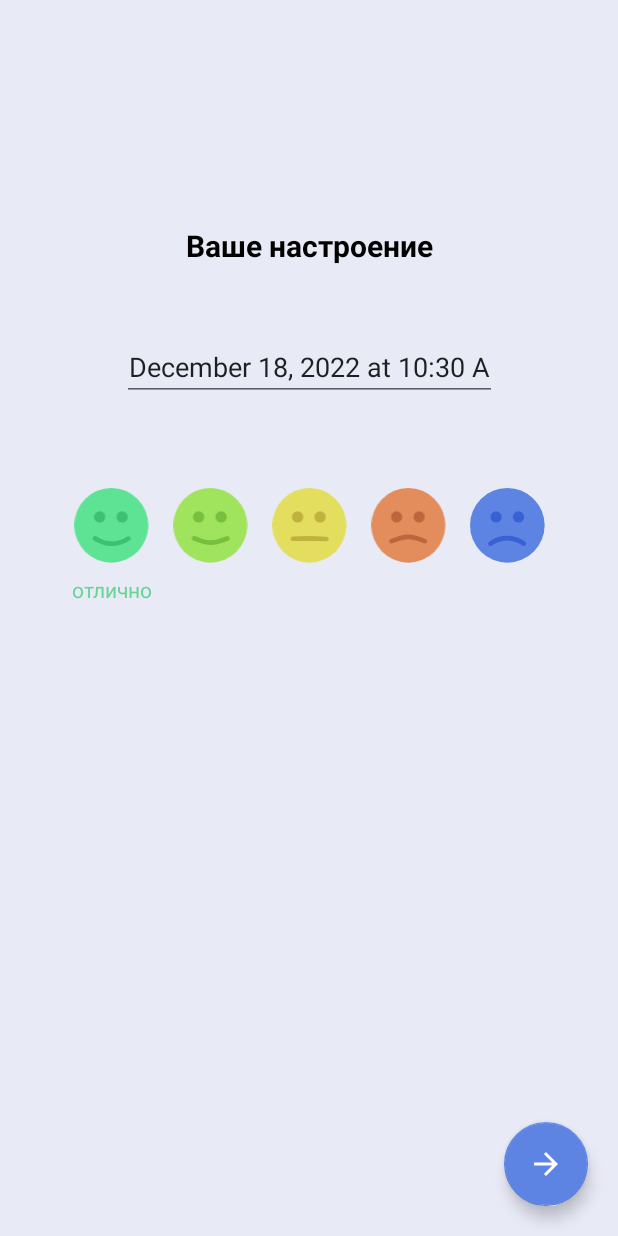
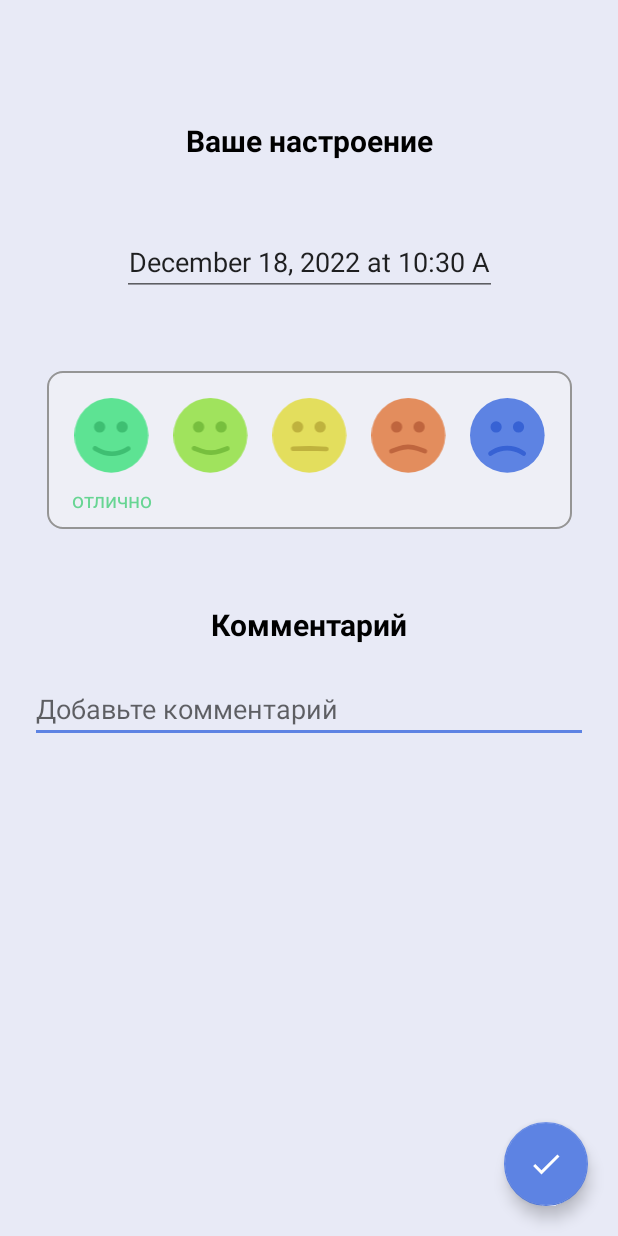
Before and after one commit to utiypoi/KP, an Android app: the CreateEntryActivity screen opened directly, with no data from a screen before it, after a tap on "Кнопка супер", on a phone screen of 412 x 824 dp. Run offline under Robolectric (Android 15) with nearby library versions, the phone set to English and light mode, and no system bars.

Commit message:
edit layouts

```diff
--- a/app/src/main/java/com/example/mymood/CreateEntryActivity.java
+++ b/app/src/main/java/com/example/mymood/CreateEntryActivity.java
@@ -4,7 +4,9 @@ import androidx.appcompat.app.AppCompatActivity;
 
 import android.app.DatePickerDialog;
 import android.app.TimePickerDialog;
+import android.content.ContentValues;
 import android.content.Intent;
+import android.database.sqlite.SQLiteDatabase;
 import android.os.Bundle;
 import android.text.InputType;
 import android.text.format.DateUtils;
@@ -22,31 +24,40 @@ import java.util.Calendar;
 
 public class CreateEntryActivity extends AppCompatActivity {
 
-    Button buttonCircle;
-    EditText dateTimePicker;
+    EditText dateTimePicker, editTextComment;
     Calendar calendar = Calendar.getInstance();
     TextView textViewSuper, textViewGood, textViewNeutral, textViewBad, textViewTerrible;
-    int textViewVisibility;
+    int priority;
     String textViewVisibilityString;
+
+    private MoodDBHelper dbHelper;
+    private SQLiteDatabase database;
 
     @Override
     protected void onCreate(Bundle savedInstanceState) {
         super.onCreate(savedInstanceState);
         setContentView(R.layout.activity_create_entry);
-        dateTimePicker = findViewById(R.id.editTextDateTime);
+        Init();
         setInitialDateTime();
-        dateTimePicker.setInputType(InputType.TYPE_CLASS_DATETIME);
         dateTimePicker.setOnClickListener(new View.OnClickListener() {
             @Override
             public void onClick(View view) {
                 showDateTimeDialog(dateTimePicker);
             }
         });
+    }
+
+    private void Init() {
+        dbHelper = new MoodDBHelper(this);
+        database = dbHelper.getWritableDatabase();
+        dateTimePicker = findViewById(R.id.editTextDateTime);
+        dateTimePicker.setInputType(InputType.TYPE_CLASS_DATETIME);
         textViewSuper = findViewById(R.id.textViewSuper);
         textViewGood = findViewById(R.id.textViewGood);
         textViewNeutral = findViewById(R.id.textViewNeutral);
         textViewBad = findViewById(R.id.textViewBad);
         textViewTerrible = findViewById(R.id.textViewTerrible);
+        editTextComment = findViewById(R.id.editTextComment);
     }
 
     private void setInitialDateTime() {
@@ -84,70 +95,88 @@ public class CreateEntryActivity extends AppCompatActivity {
         textViewNeutral.setVisibility(View.INVISIBLE);
         textViewBad.setVisibility(View.INVISIBLE);
         textViewTerrible.setVisibility(View.INVISIBLE);
-        textViewVisibility = 0;
+        textViewVisibilityString = "";
+        priority=0;
     }
 
     public void openSuperButton(View view) {
         stealthVisibility(view);
         textViewSuper.setVisibility(View.VISIBLE);
-        textViewVisibility = 1;
+        textViewVisibilityString = "Отлично";
+        priority=1;
     }
 
     public void openGoodButton(View view) {
         stealthVisibility(view);
         textViewGood.setVisibility(View.VISIBLE);
-        textViewVisibility = 2;
+        textViewVisibilityString = "Хорошо";
+        priority=2;
     }
 
     public void openNeutralButton(View view) {
         stealthVisibility(view);
         textViewNeutral.setVisibility(View.VISIBLE);
-        textViewVisibility = 3;
+        textViewVisibilityString = "Не очень";
+        priority=3;
     }
 
     public void openBadButton(View view) {
         stealthVisibility(view);
         textViewBad.setVisibility(View.VISIBLE);
-        textViewVisibility = 4;
+        textViewVisibilityString = "Плохо";
+        priority=4;
     }
 
     public void openTerribleButton(View view) {
         stealthVisibility(view);
         textViewTerrible.setVisibility(View.VISIBLE);
-        textViewVisibility = 5;
+        textViewVisibilityString = "Ужасно";
+        priority=5;
     }
 
-
-    public void openContinuationEntry(View view) {
-        if (textViewVisibility == 0) {
-            Toast.makeText(this, R.string.toast_mood_selection_warning, Toast.LENGTH_SHORT).show();
-        } else {
-            switch (textViewVisibility) {
-                case 1:
-                    textViewVisibilityString = getString(R.string.name_smiling_super);
-                    break;
-                case 2:
-                    textViewVisibilityString = getString(R.string.name_smiling_good);
-                    break;
-                case 3:
-                    textViewVisibilityString = getString(R.string.name_smiling_neutral);
-                    break;
-                case 4:
-                    textViewVisibilityString = getString(R.string.name_smiling_bad);
-                    break;
-                case 5:
-                    textViewVisibilityString = getString(R.string.name_smiling_terrible);
-                    break;
-            }
-            String dateTimeEntry = dateTimePicker.getText().toString();
-            Intent intent = new Intent(this, ContinuationCreateEntryActivity.class);
-            //название настроения - continuation activity
-            intent.putExtra("NameMood", textViewVisibilityString);
-            //строковое значение даты и времени
-            intent.putExtra("dateTimeEntry", dateTimeEntry);
-            //видимое настроение - continuation activity
-            intent.putExtra("IdMood", textViewVisibility);
+    public void saveEntry(View view) {
+            String textComment = editTextComment.getText().toString().trim();
+            String textDateTimeEntry = dateTimePicker.getText().toString();
+            ContentValues contentValues = new ContentValues();
+            contentValues.put(MoodContact.MoodEntry.COLUMN_NAME_MOOD, textViewVisibilityString);
+            contentValues.put(MoodContact.MoodEntry.COLUMN_COMMENT, textComment);
+            contentValues.put(MoodContact.MoodEntry.COLUMN_DATE_TIME_ENTRY, textDateTimeEntry);
+            contentValues.put(MoodContact.MoodEntry.COLUMN_PRIORITY, priority);
+            database.insert(MoodContact.MoodEntry.TABLE_NAME, null, contentValues);
+            Intent intent = new Intent(this, MainActivity.class);
             startActivity(intent);
         }
-    }
+
+//    public void openContinuationEntry(View view) {
+//        if (textViewVisibility == 0) {
+//            Toast.makeText(this, R.string.toast_mood_selection_warning, Toast.LENGTH_SHORT).show();
+//        } else {
+//            switch (textViewVisibility) {
+//                case 1:
+//                    textViewVisibilityString = getString(R.string.name_smiling_super);
+//                    break;
+//                case 2:
+//                    textViewVisibilityString = getString(R.string.name_smiling_good);
+//                    break;
+//                case 3:
+//                    textViewVisibilityString = getString(R.string.name_smiling_neutral);
+//                    break;
+//                case 4:
+//                    textViewVisibilityString = getString(R.string.name_smiling_bad);
+//                    break;
+//                case 5:
+//                    textViewVisibilityString = getString(R.string.name_smiling_terrible);
+//                    break;
+//            }
+//            String dateTimeEntry = dateTimePicker.getText().toString();
+//            Intent intent = new Intent(this, ContinuationCreateEntryActivity.class);
+//            //название настроения - continuation activity
+//            intent.putExtra("NameMood", textViewVisibilityString);
+//            //строковое значение даты и времени
+//            intent.putExtra("dateTimeEntry", dateTimeEntry);
+//            //видимое настроение - continuation activity
+//            intent.putExtra("IdMood", textViewVisibility);
+//            startActivity(intent);
+//        }
+//    }
 }
--- a/app/src/main/java/com/example/mymood/Mood.java
+++ b/app/src/main/java/com/example/mymood/Mood.java
@@ -6,6 +6,7 @@ public class Mood {
     private String comment;
     private String dateTimeEntry;
     private int priority;
+
     public Mood(int id, String nameMood, String comment, String dateTimeEntry, int priority){
         this.id = id;
         this.nameMood = nameMood;
--- /dev/null
+++ b/app/src/main/res/drawable/check.xml
@@ -0,0 +1,5 @@
+<vector android:height="24dp" android:tint="#FFFFFF"
+    android:viewportHeight="24" android:viewportWidth="24"
+    android:width="24dp" xmlns:android="http://schemas.android.com/apk/res/android">
+    <path android:fillColor="@android:color/white" android:pathData="M9,16.17L4.83,12l-1.42,1.41L9,19 21,7l-1.41,-1.41z"/>
+</vector>
--- /dev/null
+++ b/app/src/main/res/drawable/design_table_moods.xml
@@ -0,0 +1,6 @@
+<?xml version="1.0" encoding="utf-8"?>
+<shape xmlns:android="http://schemas.android.com/apk/res/android">
+    <corners android:radius="10dp"/>
+    <solid android:color="#EEEFF6"/>
+    <stroke android:color="#959595" android:width="1dp"/>
+</shape>
--- a/app/src/main/res/layout/activity_create_entry.xml
+++ b/app/src/main/res/layout/activity_create_entry.xml
@@ -8,18 +8,22 @@
     android:background="#E8EAF6"
     tools:context=".CreateEntryActivity">
 
+
         <TextView
             android:id="@+id/textViewHealthTitle"
             android:layout_width="wrap_content"
             android:layout_height="wrap_content"
-            android:layout_margin="150dp"
             android:text="@string/text_your_mood"
+            android:gravity="center"
             android:textColor="@color/black"
             android:textSize="20sp"
             android:textStyle="bold"
-            app:layout_constraintEnd_toEndOf="parent"
-            app:layout_constraintStart_toStartOf="parent"
-            app:layout_constraintTop_toTopOf="parent" />
+            android:layout_marginTop="80dp"
+            app:layout_constraintTop_toTopOf="parent"
+            app:layout_constraintRight_toRightOf="parent"
+            app:layout_constraintLeft_toLeftOf="parent"
+            app:layout_constraintBottom_toTopOf="@id/editTextDateTime" />
+
 
         <EditText
             android:id="@+id/editTextDateTime"
@@ -31,21 +35,19 @@
             android:focusableInTouchMode="false"
             android:gravity="center"
             android:inputType="date"
-            android:maxWidth="60dp"
-            android:minWidth="20dp"
-            android:minHeight="48dp"
             android:textSize="18sp"
+            app:layout_constraintTop_toBottomOf="@id/textViewHealthTitle"
             app:layout_constraintBottom_toTopOf="@+id/tableLayout"
-            app:layout_constraintEnd_toEndOf="parent"
-            app:layout_constraintStart_toStartOf="parent"
-            app:layout_constraintTop_toBottomOf="@+id/textViewHealthTitle"/>
-
+            app:layout_constraintRight_toRightOf="parent"
+            app:layout_constraintLeft_toLeftOf="parent"/>
 
         <TableLayout
             android:id="@+id/tableLayout"
             android:layout_width="wrap_content"
             android:layout_height="wrap_content"
             android:layout_margin="50dp"
+            android:padding="10dp"
+            android:background="@drawable/design_table_moods"
             app:layout_constraintEnd_toEndOf="parent"
             app:layout_constraintStart_toStartOf="parent"
             app:layout_constraintTop_toBottomOf="@+id/editTextDateTime">
@@ -63,8 +65,8 @@
                     android:adjustViewBounds="true"
                     android:background="@null"
                     android:contentDescription="@string/button_super_description"
+                    android:onClick="openSuperButton"
                     android:scaleType="fitCenter"
-                    android:onClick="openSuperButton"
                     app:srcCompat="@drawable/smiling_super" />
 
                 <ImageButton
@@ -75,8 +77,8 @@
                     android:adjustViewBounds="true"
                     android:background="@null"
                     android:contentDescription="@string/button_good_description"
+                    android:onClick="openGoodButton"
                     android:scaleType="fitCenter"
-                    android:onClick="openGoodButton"
                     app:srcCompat="@drawable/smiling_good" />
 
                 <ImageButton
@@ -87,8 +89,8 @@
                     android:adjustViewBounds="true"
                     android:background="@null"
                     android:contentDescription="@string/button_neutral_description"
+                    android:onClick="openNeutralButton"
                     android:scaleType="fitCenter"
-                    android:onClick="openNeutralButton"
                     app:srcCompat="@drawable/smiling_neutral" />
 
                 <ImageButton
@@ -99,8 +101,8 @@
                     android:adjustViewBounds="true"
                     android:background="@null"
                     android:contentDescription="@string/button_bad_description"
+                    android:onClick="openBadButton"
                     android:scaleType="fitCenter"
-                    android:onClick="openBadButton"
                     app:srcCompat="@drawable/smiling_bad" />
 
                 <ImageButton
@@ -111,8 +113,8 @@
                     android:adjustViewBounds="true"
                     android:background="@null"
                     android:contentDescription="@string/button_terrible_description"
+                    android:onClick="openTerribleButton"
                     android:scaleType="fitCenter"
-                    android:onClick="openTerribleButton"
                     app:srcCompat="@drawable/smiling_terrible" />
             </TableRow>
 
@@ -167,14 +169,39 @@
             </TableRow>
         </TableLayout>
 
-        <com.google.android.material.floatingactionbutton.FloatingActionButton
-            android:id="@+id/buttonForthEntry"
-            android:layout_width="wrap_content"
-            android:layout_height="wrap_content"
-            app:layout_constraintRight_toRightOf="parent"
-            app:layout_constraintBottom_toBottomOf="parent"
-            android:layout_margin="20dp"
-            android:src="@drawable/next"
-            android:background="@drawable/design_navigation_panel"
-            android:onClick="openContinuationEntry" />
+    <TextView
+        android:id="@+id/textViewComment"
+        android:layout_width="wrap_content"
+        android:layout_height="wrap_content"
+        android:layout_margin="50dp"
+        android:text="@string/text_comment"
+        android:textColor="@color/black"
+        android:textSize="20sp"
+        android:textStyle="bold"
+        app:layout_constraintEnd_toEndOf="parent"
+        app:layout_constraintStart_toStartOf="parent"
+        app:layout_constraintTop_toBottomOf="@id/tableLayout" />
+
+    <EditText
+        android:id="@+id/editTextComment"
+        android:layout_width="0dp"
+        android:layout_height="wrap_content"
+        android:layout_margin="20dp"
+        android:maxLines="15"
+        android:hint="@string/text_add_comment"
+        android:inputType="textMultiLine"
+        app:layout_constraintEnd_toEndOf="parent"
+        app:layout_constraintStart_toStartOf="parent"
+        app:layout_constraintTop_toBottomOf="@+id/textViewComment" />
+
+    <com.google.android.material.floatingactionbutton.FloatingActionButton
+        android:id="@+id/saveEntryButton"
+        android:layout_width="wrap_content"
+        android:layout_height="wrap_content"
+        android:layout_margin="20dp"
+        android:background="@drawable/design_navigation_panel"
+        android:onClick="saveEntry"
+        android:src="@drawable/check"
+        app:layout_constraintBottom_toBottomOf="parent"
+        app:layout_constraintRight_toRightOf="parent" />
 </androidx.constraintlayout.widget.ConstraintLayout>
--- a/app/src/main/res/values/colors.xml
+++ b/app/src/main/res/values/colors.xml
@@ -3,8 +3,8 @@
     <color name="black">#FF000000</color>
     <color name="white">#FFFFFFFF</color>
     <color name="text_super">#67D593</color>
-    <color name="text_good">#A0E35D</color>
-    <color name="text_neutral">#E3DE5D</color>
+    <color name="text_good">#82B64D</color>
+    <color name="text_neutral">#BFBB49</color>
     <color name="text_bad">#E38D5D</color>
     <color name="text_terrible">#5D83E3</color>
     <color name="activity_background">#F5F7FA</color>
```
Also changed, not shown: app/src/main/AndroidManifest.xml (+8 -4 lines), app/src/main/java/com/example/mymood/ContinuationCreateEntryActivity.java (deleted, +0 -90 lines), app/src/main/java/com/example/mymood/Statistic.java (added, +14 -0 lines), app/src/main/res/layout/activity_continuation_create_entry.xml (deleted, +0 -89 lines), app/src/main/res/layout/activity_statistic.xml (added, +10 -0 lines).
